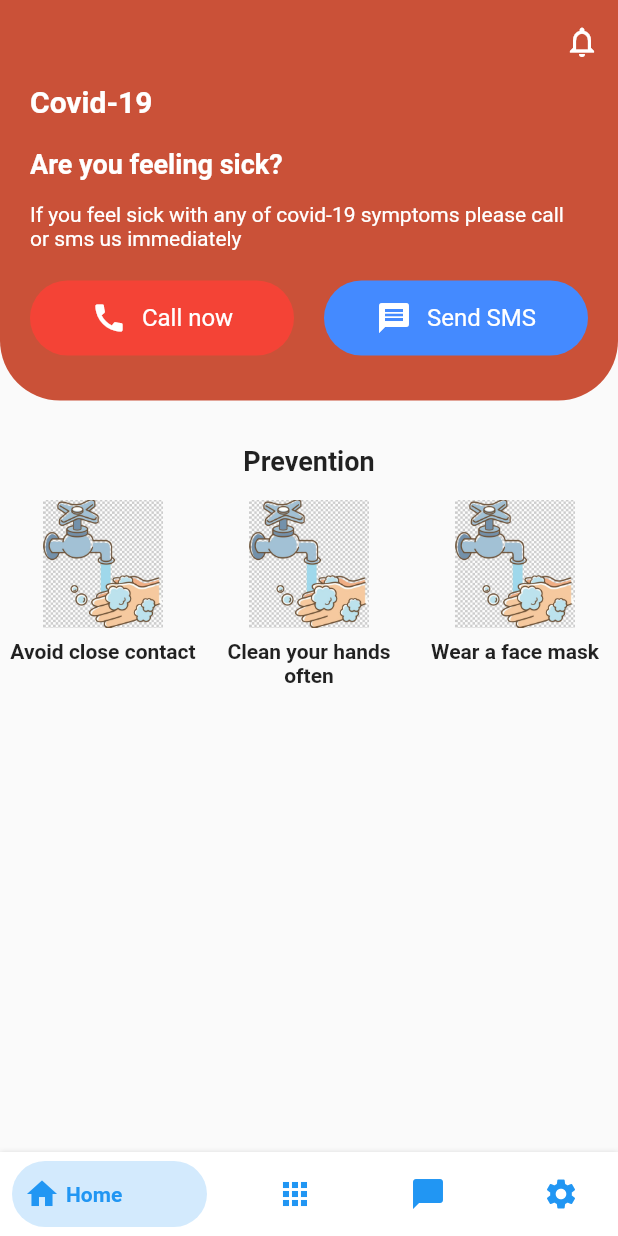
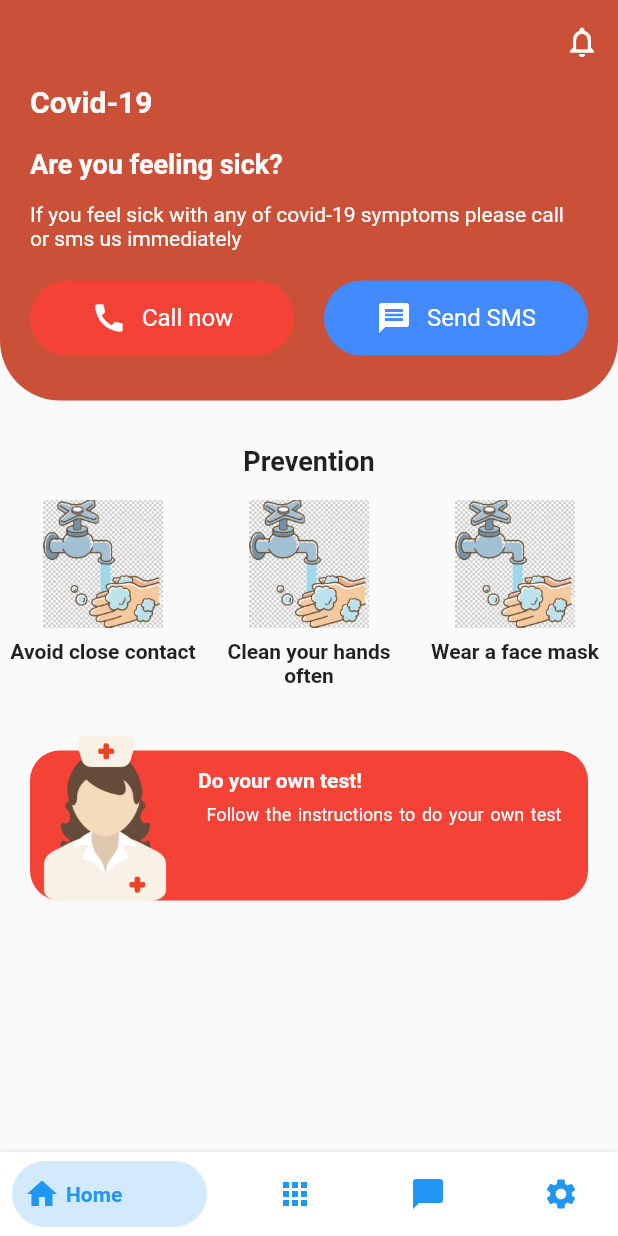
Before and after one commit to muk-y/Corona-Tracker, a Flutter app: the MainPage screen opened directly, on a phone screen of 412 x 824 dp. Run offline on Flutter 3.47's test engine with Material 2 defaults, Android fonts, the light colour scheme and no system bars; our stand-ins replace shared_preferences; accounts and stored records are empty.

Commit message:
Home footer view made

```diff
--- a/lib/modules/home/home.dart
+++ b/lib/modules/home/home.dart
@@ -15,9 +15,12 @@ class _HomeState extends State<Home> {
             _getHeaderView(),
             SizedBox(height: 30),
             _getPreventionView(),
-            Expanded(
-              child: Container(),
-            )
+            SizedBox(height: 30),
+            _getFooterView(),
+            SizedBox(height: 30),
+            // Expanded(
+            //   child: Container(),
+            // )
           ]),
     );
   }
@@ -134,8 +137,7 @@ class _HomeState extends State<Home> {
       {'image': 'images/wash_hands.png', 'msg': 'Clean your hands often'},
       {'image': 'images/wash_hands.png', 'msg': 'Wear a face mask'},
     ].toList();
-    return Column(
-      children: <Widget>[
+    return Column(children: <Widget>[
       Container(
         padding: EdgeInsets.symmetric(horizontal: 20),
         child: Text(
@@ -166,17 +168,62 @@ class _HomeState extends State<Home> {
                     preventionList[index]['msg'],
                     maxLines: 2,
                     textAlign: TextAlign.center,
-                      style: TextStyle(
-                        fontWeight: FontWeight.bold
-                      ),
+                    style: TextStyle(fontWeight: FontWeight.bold),
                   )
                 ]),
               );
             },
             itemCount: preventionList.length,
-          )
-        )
-      ]
+          ))
+    ]);
+  }
+
+  Widget _getFooterView() {
+    final double _footerHeight = 100.0;
+    return Stack(
+      alignment: Alignment.topLeft,
+      children: <Widget>[
+        Padding(
+          padding: EdgeInsets.only(top: 10),
+          child: Container(
+            margin: EdgeInsets.symmetric(horizontal: 20),
+            height: _footerHeight,
+            width: double.infinity,
+            padding: EdgeInsets.all(12.0),
+            child: Padding(
+              padding: EdgeInsets.only(left: _footerHeight),
+              child: Column(
+                children: <Widget>[
+                  Container(
+                    alignment: Alignment.centerLeft,
+                    child: Text('Do your own test!',
+                        textAlign: TextAlign.left,
+                        style: TextStyle(
+                            color: Colors.white,
+                            fontWeight: FontWeight.bold,
+                            fontSize: 14)),
+                  ),
+                  SizedBox(height: 8),
+                  Text(
+                    'Follow the instructions to do your own test',
+                    textAlign: TextAlign.left,
+                    style: TextStyle(color: Colors.white,
+                    fontSize: 12,
+                    wordSpacing: 1.5),
+                  ),
+                ],
+              ),
+            ),
+            decoration: BoxDecoration(
+                color: Colors.red, borderRadius: BorderRadius.circular(20)),
+          ),
+        ),
+        Container(
+            margin: EdgeInsets.symmetric(horizontal: 15),
+            width: _footerHeight + 10,
+            height: _footerHeight + 10,
+            child: Image.asset('images/nurse.png'))
+      ],
     );
   }
 }
```
Also changed, not shown: images/nurse.png (added). Lines whose indentation alone changed are shown as unchanged.
